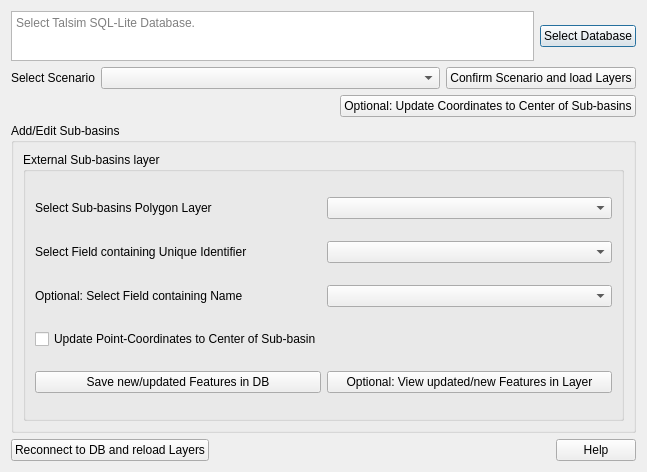
sydroconsult/QTalsim, file QTalsim/qtalsim_sqllite.ui: the form before one commit.
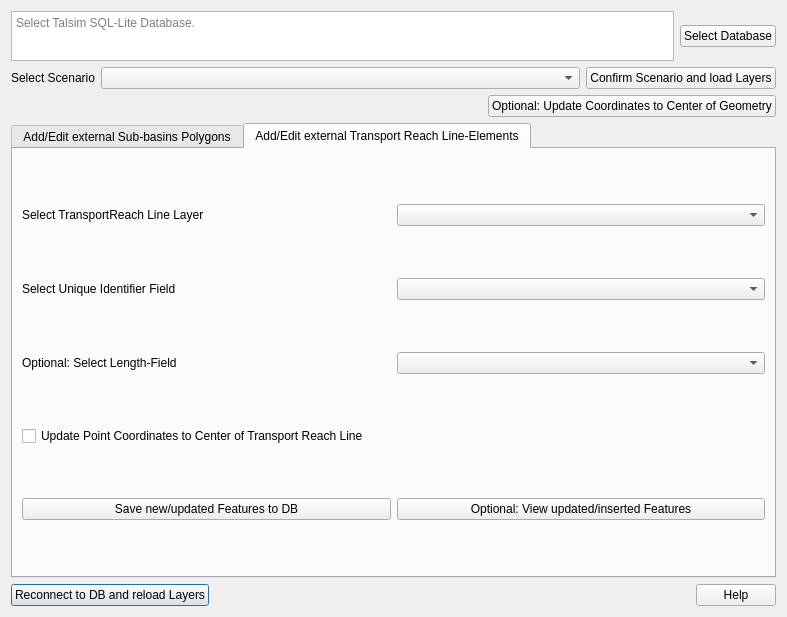
The form after the commit.

Commit message: Add functionalities to add/edit Layers - Add layer TransportReach -- Add functionality to insert external Layer - Fix bugs when editing Talsim DB Layers - Automatically updating list of available layers in comboboxes (issue   #9) - Add functionality to delete features - Edit functionality to edit values of layers - Add check of Talsim DB version (issue #4) - Fix bug when trying to connect to DB from project containing raster layers (issue #3)

```diff
--- a/QTalsim/qtalsim_sqllite.ui
+++ b/QTalsim/qtalsim_sqllite.ui
@@ -6,15 +6,39 @@
    <rect>
     <x>0</x>
     <y>0</y>
-    <width>647</width>
-    <height>472</height>
+    <width>787</width>
+    <height>617</height>
    </rect>
   </property>
   <property name="windowTitle">
    <string>Dialog</string>
   </property>
-  <layout class="QVBoxLayout" name="verticalLayout_3">
+  <layout class="QGridLayout" name="gridLayout_2">
+   <item row="1" column="0">
+    <layout class="QHBoxLayout" name="horizontalLayout_6">
    <item>
+      <widget class="QPushButton" name="onReconnectToDB">
+       <property name="text">
+        <string>Reconnect to DB and reload Layers</string>
+       </property>
+      </widget>
+     </item>
+     <item>
+      <widget class="QDialogButtonBox" name="finalButtonBox">
+       <property name="orientation">
+        <enum>Qt::Horizontal</enum>
+       </property>
+       <property name="standardButtons">
+        <set>QDialogButtonBox::Help</set>
+       </property>
+       <property name="centerButtons">
+        <bool>false</bool>
+       </property>
+      </widget>
+     </item>
+    </layout>
+   </item>
+   <item row="0" column="0">
     <layout class="QVBoxLayout" name="verticalLayout_2">
      <item>
       <layout class="QVBoxLayout" name="verticalLayout">
@@ -110,17 +134,14 @@
             <string>Update the latitude &amp; longitude columns of the Sub-basins to the center of the corresponding polygon.</string>
            </property>
            <property name="text">
-            <string>Optional: Update Coordinates to Center of Sub-basins</string>
+            <string>Optional: Update Coordinates to Center of Geometry</string>
            </property>
           </widget>
          </item>
         </layout>
        </item>
        <item>
-        <layout class="QHBoxLayout" name="horizontalLayout_5"/>
-       </item>
-       <item>
-        <widget class="QGroupBox" name="groupboxCreatePolygons">
+        <widget class="QTabWidget" name="groupboxEditGeometries">
          <property name="enabled">
           <bool>true</bool>
          </property>
@@ -130,27 +151,62 @@
            <verstretch>0</verstretch>
           </sizepolicy>
          </property>
-         <property name="title">
-          <string>Add/Edit Sub-basins</string>
+         <property name="currentIndex">
+          <number>1</number>
          </property>
+         <property name="tabsClosable">
+          <bool>false</bool>
+         </property>
+         <property name="movable">
+          <bool>false</bool>
+         </property>
+         <widget class="QWidget" name="tabEditSubBasinsPolygons">
+          <attribute name="title">
+           <string>Add/Edit external Sub-basins Polygons</string>
+          </attribute>
          <layout class="QGridLayout" name="gridLayout">
-          <item row="0" column="0">
-           <layout class="QVBoxLayout" name="verticalLayout_5">
+           <item row="4" column="0">
+            <layout class="QHBoxLayout" name="horizontalLayout_10">
             <item>
-             <layout class="QHBoxLayout" name="horizontalLayout_8">
+              <widget class="QPushButton" name="onLoadExternalSubBasinsinDB">
+               <property name="text">
+                <string>Save new/updated Features in DB</string>
+               </property>
+              </widget>
+             </item>
               <item>
-               <widget class="QGroupBox" name="groupBox">
+              <widget class="QPushButton" name="onViewUpdatedFeatures">
+               <property name="toolTip">
+                <string>Creates a Layer that holds all features that are updated in the DB, if user presses &quot;Load Features in DB&quot;.</string>
+               </property>
+               <property name="text">
+                <string>Optional: View updated/new Features in Layer</string>
+               </property>
+              </widget>
+             </item>
+            </layout>
+           </item>
+           <item row="1" column="0">
+            <layout class="QHBoxLayout" name="horizontalLayout_4">
+             <item>
+              <widget class="QLabel" name="labelUIFieldPolygon">
                 <property name="sizePolicy">
-                 <sizepolicy hsizetype="Expanding" vsizetype="Preferred">
+                <sizepolicy hsizetype="Preferred" vsizetype="Fixed">
                   <horstretch>0</horstretch>
                   <verstretch>0</verstretch>
                  </sizepolicy>
                 </property>
-                <property name="title">
-                 <string>External Sub-basins layer</string>
-                </property>
-                <layout class="QVBoxLayout" name="verticalLayout_4">
+               <property name="text">
+                <string>Select Unique Identifier Field</string>
+               </property>
+              </widget>
+             </item>
                  <item>
+              <widget class="QComboBox" name="comboboxUIFieldPolygon"/>
+             </item>
+            </layout>
+           </item>
+           <item row="0" column="0">
                   <layout class="QHBoxLayout" name="horizontalLayout_7">
                    <item>
                     <widget class="QLabel" name="labelSubBasinLayer">
@@ -189,32 +245,12 @@
                    </item>
                   </layout>
                  </item>
-                 <item>
-                  <layout class="QHBoxLayout" name="horizontalLayout_4">
-                   <item>
-                    <widget class="QLabel" name="labelUIFieldPolygon">
-                     <property name="sizePolicy">
-                      <sizepolicy hsizetype="Preferred" vsizetype="Fixed">
-                       <horstretch>0</horstretch>
-                       <verstretch>0</verstretch>
-                      </sizepolicy>
-                     </property>
-                     <property name="text">
-                      <string>Select Field containing Unique Identifier</string>
-                     </property>
-                    </widget>
-                   </item>
-                   <item>
-                    <widget class="QComboBox" name="comboboxUIFieldPolygon"/>
-                   </item>
-                  </layout>
-                 </item>
-                 <item>
+           <item row="2" column="0">
                   <layout class="QHBoxLayout" name="horizontalLayout_9">
                    <item>
                     <widget class="QLabel" name="labelFieldName">
                      <property name="text">
-                      <string>Optional: Select Field containing Name</string>
+                <string>Optional: Select Name-Field</string>
                      </property>
                     </widget>
                    </item>
@@ -223,7 +259,7 @@
                    </item>
                   </layout>
                  </item>
-                 <item>
+           <item row="3" column="0">
                   <widget class="QCheckBox" name="checkboxUpdateCoordinates">
                    <property name="minimumSize">
                     <size>
@@ -239,62 +275,113 @@
                    </property>
                   </widget>
                  </item>
+          </layout>
+         </widget>
+         <widget class="QWidget" name="tabEditTransportReachLines">
+          <property name="sizePolicy">
+           <sizepolicy hsizetype="Expanding" vsizetype="Expanding">
+            <horstretch>0</horstretch>
+            <verstretch>0</verstretch>
+           </sizepolicy>
+          </property>
+          <property name="layoutDirection">
+           <enum>Qt::LeftToRight</enum>
+          </property>
+          <attribute name="title">
+           <string>Add/Edit external Transport Reach Line-Elements</string>
+          </attribute>
+          <layout class="QGridLayout" name="gridLayout_4">
+           <item row="2" column="0">
+            <layout class="QHBoxLayout" name="horizontalLayout_12">
                  <item>
-                  <layout class="QHBoxLayout" name="horizontalLayout_10">
-                   <item>
-                    <widget class="QPushButton" name="onLoadFeaturesinDB">
+              <widget class="QLabel" name="label">
                      <property name="text">
-                      <string>Save new/updated Features in DB</string>
+                <string>Optional: Select Length-Field</string>
                      </property>
                     </widget>
                    </item>
                    <item>
-                    <widget class="QPushButton" name="onViewUpdatedFeatures">
-                     <property name="toolTip">
-                      <string>Creates a Layer that holds all features that are updated in the DB, if user presses &quot;Load Features in DB&quot;.</string>
+              <widget class="QComboBox" name="comboboxFieldLength"/>
+             </item>
+            </layout>
+           </item>
+           <item row="0" column="0">
+            <layout class="QHBoxLayout" name="horizontalLayout_5">
+             <item>
+              <widget class="QLabel" name="labelTransportReach">
+               <property name="sizePolicy">
+                <sizepolicy hsizetype="Expanding" vsizetype="Fixed">
+                 <horstretch>0</horstretch>
+                 <verstretch>0</verstretch>
+                </sizepolicy>
                      </property>
                      <property name="text">
-                      <string>Optional: View updated/new Features in Layer</string>
+                <string>Select TransportReach Line Layer</string>
                      </property>
                     </widget>
                    </item>
-                  </layout>
-                 </item>
-                </layout>
+             <item>
+              <widget class="QComboBox" name="comboboxTransportReachLayer">
+               <property name="sizePolicy">
+                <sizepolicy hsizetype="Expanding" vsizetype="Fixed">
+                 <horstretch>0</horstretch>
+                 <verstretch>0</verstretch>
+                </sizepolicy>
+               </property>
+               <property name="minimumSize">
+                <size>
+                 <width>50</width>
+                 <height>0</height>
+                </size>
+               </property>
                </widget>
               </item>
              </layout>
             </item>
-           </layout>
-          </item>
-         </layout>
-        </widget>
-       </item>
-      </layout>
+           <item row="1" column="0">
+            <layout class="QHBoxLayout" name="horizontalLayout_11">
+             <item>
+              <widget class="QLabel" name="labelUITransportReach">
+               <property name="text">
+                <string>Select Unique Identifier Field</string>
+               </property>
+              </widget>
+             </item>
+             <item>
+              <widget class="QComboBox" name="comboboxUIFieldTransportReach"/>
      </item>
     </layout>
    </item>
+           <item row="3" column="0">
+            <widget class="QCheckBox" name="checkboxUpdateCoordinatesTransportReach">
+             <property name="text">
+              <string>Update Point Coordinates to Center of Transport Reach Line</string>
+             </property>
+            </widget>
+           </item>
+           <item row="4" column="0">
+            <layout class="QHBoxLayout" name="horizontalLayout_8">
    <item>
-    <layout class="QHBoxLayout" name="horizontalLayout_6">
-     <item>
-      <widget class="QPushButton" name="onReconnectToDB">
+              <widget class="QPushButton" name="onLoadExternalTransportReachinDB">
        <property name="text">
-        <string>Reconnect to DB and reload Layers</string>
+                <string>Save new/updated Features to DB</string>
        </property>
       </widget>
      </item>
      <item>
-      <widget class="QDialogButtonBox" name="finalButtonBox">
-       <property name="orientation">
-        <enum>Qt::Horizontal</enum>
-       </property>
-       <property name="standardButtons">
-        <set>QDialogButtonBox::Help</set>
-       </property>
-       <property name="centerButtons">
-        <bool>false</bool>
-       </property>
-      </widget>
+              <widget class="QPushButton" name="pushButton">
+               <property name="text">
+                <string>Optional: View updated/inserted Features</string>
+               </property>
+              </widget>
+             </item>
+            </layout>
+           </item>
+          </layout>
+         </widget>
+        </widget>
+       </item>
+      </layout>
      </item>
     </layout>
    </item>
```
Lines whose indentation alone changed are shown as unchanged. The commit also changes 3 other files.
